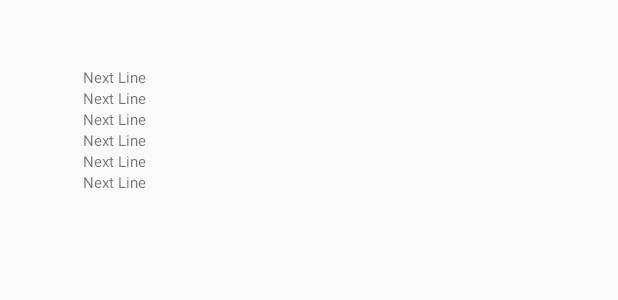
After one commit to AbheriRTB/sunaad, an Android app: the layout fragment_program_details.xml on its own in the app's theme, with its tools: preview values and no code run, on a phone screen of 412 x 824 dp. The commit adds this screen. Shown: the top 300 px of the screen. Run offline under Robolectric (Android 15) with nearby library versions, the phone set to English and light mode, and no system bars.

Commit message:
Multiple changes and additions

```diff
--- a/Sunaad/app/src/main/java/com/abheri/sunaad/dao/Program.java
+++ b/Sunaad/app/src/main/java/com/abheri/sunaad/dao/Program.java
@@ -1,12 +1,16 @@
 package com.abheri.sunaad.dao;
 
+import android.os.Parcelable;
+import android.os.Parcel;
+
+import java.io.Serializable;
 import java.util.Date;
 
 /**
  * Created by prasanna.ramaswamy on 27/10/15.
  */
 
-public class Program {
+public class Program implements Serializable{
     private long id;
     private String title;
     private String details;
@@ -127,4 +131,5 @@ public class Program {
 
         return title;
     }
+
 }
--- /dev/null
+++ b/Sunaad/app/src/main/java/com/abheri/sunaad/view/ProgramDetailsFragment.java
@@ -0,0 +1,61 @@
+package com.abheri.sunaad.view;
+
+
+import android.content.Context;
+import android.content.Intent;
+import android.os.Bundle;
+import android.support.v4.app.Fragment;
+import android.util.Log;
+import android.view.LayoutInflater;
+import android.view.View;
+import android.view.ViewGroup;
+import android.view.animation.Animation;
+import android.view.animation.AnimationUtils;
+import android.webkit.WebView;
+import android.webkit.WebViewClient;
+import android.widget.AdapterView;
+import android.widget.Button;
+import android.widget.LinearLayout;
+import android.widget.TextView;
+import android.widget.ViewAnimator;
+
+import com.abheri.sunaad.R;
+import com.abheri.sunaad.dao.GetDataForHomeFragment;
+import com.abheri.sunaad.dao.Program;
+
+import java.util.Random;
+import java.util.Timer;
+import java.util.TimerTask;
+
+/**
+ * A simple {@link Fragment} subclass.
+ */
+public class ProgramDetailsFragment extends Fragment {
+
+    Context context;
+
+    public ProgramDetailsFragment() {
+        // Required empty public constructor
+        context = getContext();
+    }
+
+
+    @Override
+    public View onCreateView(LayoutInflater inflater, ViewGroup container,
+                             Bundle savedInstanceState) {
+        View rootView = inflater.inflate(R.layout.fragment_program_details, container, false);
+
+        Intent i = getActivity().getIntent();
+        Program prgObj = (Program)i.getExtras().getSerializable("ProgramDetails");
+
+        TextView name = (TextView)rootView.findViewById(R.id.artistName);
+
+
+        name.setText(prgObj.getTitle());
+
+
+
+        return rootView;
+    }
+
+}
--- a/Sunaad/app/src/main/java/com/abheri/sunaad/view/ProgramFragment.java
+++ b/Sunaad/app/src/main/java/com/abheri/sunaad/view/ProgramFragment.java
@@ -1,12 +1,16 @@
 package com.abheri.sunaad.view;
 
 
+import android.app.Activity;
+import android.app.FragmentManager;
 import android.content.Context;
+import android.content.Intent;
 import android.content.res.ColorStateList;
 import android.graphics.Color;
 import android.graphics.drawable.Drawable;
 import android.os.Bundle;
 import android.support.v4.app.Fragment;
+import android.support.v4.app.FragmentTransaction;
 import android.util.Log;
 import android.view.LayoutInflater;
 import android.view.View;
@@ -23,6 +27,7 @@ import com.abheri.sunaad.dao.GetDataForProgramFragment;
 import com.abheri.sunaad.dao.Program;
 import com.abheri.sunaad.dao.RequestTask;
 
+import java.lang.annotation.Target;
 import java.util.List;
 
 /**
@@ -37,6 +42,7 @@ public class ProgramFragment extends Fragment implements HandleServiceResponse{
     ListView listView;
     ProgressBar progressBar;
     TextView errTextView;
+    Activity myActivity;
 
     public ProgramFragment() {
 
@@ -71,6 +77,8 @@ public class ProgramFragment extends Fragment implements HandleServiceResponse{
         RequestTask rt = new RequestTask(this, SunaadViews.PROGRAM);
         rt.execute(Util.getServiceUrl(SunaadViews.PROGRAM));
 
+        final android.support.v4.app.FragmentManager fragmentManager = getFragmentManager();
+        myActivity = getActivity();
 
         //Onclick listener not required for initial implementation
         //Implemented here just for reference
@@ -79,6 +87,8 @@ public class ProgramFragment extends Fragment implements HandleServiceResponse{
             @Override
             public void onItemClick(AdapterView<?> parent, View view, int position,
                                     long id) {
+
+
                 // ListView Clicked item value
                 Program itemValue = (Program) parent.getItemAtPosition(position);
 
@@ -86,6 +96,17 @@ public class ProgramFragment extends Fragment implements HandleServiceResponse{
                         view.getContext(),
                         itemValue.getTitle() + "  Selected...",
                         Toast.LENGTH_SHORT).show();
+
+                Intent prgIntent = new Intent();
+                prgIntent.putExtra("ProgramDetails", itemValue);
+                myActivity.setIntent(prgIntent);
+
+                ProgramDetailsFragment pdf = new ProgramDetailsFragment();
+
+                FragmentTransaction ft = fragmentManager.beginTransaction();
+                ft.replace(R.id.container, pdf);
+                ft.addToBackStack(null);
+                ft.commit();
             }
 
         });
@@ -131,4 +152,5 @@ public class ProgramFragment extends Fragment implements HandleServiceResponse{
     }
 
 
+
 }
--- a/Sunaad/app/src/main/java/com/abheri/sunaad/view/ProgramListAdapter.java
+++ b/Sunaad/app/src/main/java/com/abheri/sunaad/view/ProgramListAdapter.java
@@ -66,6 +66,8 @@ public class ProgramListAdapter extends ArrayAdapter<Program> {
             holder.title = (TextView) v.findViewById(R.id.title);
             holder.description = (TextView) v.findViewById(R.id.description);
             holder.descripton2 = (TextView) v.findViewById(R.id.description2);
+            holder.description3 = (TextView) v.findViewById(R.id.description3);
+
             holder.iv = (ImageView) v.findViewById(R.id.programImageSmall);
 
             v.setTag(holder);
@@ -77,6 +79,7 @@ public class ProgramListAdapter extends ArrayAdapter<Program> {
         String title = currentProgram.getTitle();
         String description = currentProgram.getDetails();
         String description2 = currentProgram.getEventDate().toString();
+        String description3 = currentProgram.getLocation_address();
 
         String uri = "@drawable/subbulakshmi";  // where myresource.png is the file
         // extension removed from the String
@@ -93,13 +96,16 @@ public class ProgramListAdapter extends ArrayAdapter<Program> {
         holder.title.setText(title);
         holder.description.setText(description);
         holder.descripton2.setText(description2);
+        holder.description3.setText(description3);
         holder.iv.setImageDrawable(v.getResources().getDrawable(R.drawable.vocal));
 
         return v;
     }
 
     private static class ViewHolder{
-        TextView title, description, descripton2;
+        TextView title, description, descripton2, description3;
         ImageView iv;
     }
+
+
 }
--- /dev/null
+++ b/Sunaad/app/src/main/res/layout/fragment_program_details.xml
@@ -0,0 +1,131 @@
+<?xml version="1.0" encoding="utf-8"?>
+<TableLayout xmlns:android="http://schemas.android.com/apk/res/android"
+    android:layout_width="match_parent"
+    android:layout_height="match_parent"
+    android:orientation="horizontal">
+
+
+    <TableRow>
+
+        <ImageView
+            android:id="@+id/programImageSmall"
+            android:layout_width="50dp"
+            android:layout_height="50dp"
+            android:contentDescription="ProgramImage"
+            android:layout_gravity="center_vertical"/>
+
+
+        <LinearLayout
+            android:id="@+id/textholder"
+            android:layout_width="wrap_content"
+            android:layout_height="wrap_content"
+            android:layout_weight="5"
+            android:orientation="vertical">
+
+            <TextView
+                android:id="@+id/concert"
+                android:layout_width="wrap_content"
+                android:layout_height="wrap_content"
+                android:layout_marginLeft="5dp"
+                android:layout_marginRight="5dp"
+                android:textSize="12dp"
+                android:textAppearance="?android:attr/textAppearanceLarge" />
+
+            <TextView
+                android:id="@+id/artistName"
+                android:layout_width="wrap_content"
+                android:layout_height="wrap_content"
+                android:layout_alignParentLeft="true"
+                android:layout_alignParentStart="true"
+                android:layout_below="@+id/concert"
+                android:layout_marginLeft="5dp"
+                android:layout_marginRight="5dp"
+                android:textSize="10dp"
+                android:textAppearance="?android:attr/textAppearanceMedium" />
+
+            <TextView
+                android:id="@+id/date"
+                android:layout_width="wrap_content"
+                android:layout_height="wrap_content"
+                android:layout_alignParentLeft="true"
+                android:layout_alignParentStart="true"
+                android:layout_below="@+id/artistName"
+                android:layout_marginLeft="5dp"
+                android:layout_marginRight="5dp"
+                android:textSize="10dp"
+                android:textAppearance="?android:attr/textAppearanceSmall" />
+            <TextView
+                android:id="@+id/time"
+                android:layout_width="wrap_content"
+                android:layout_height="wrap_content"
+                android:layout_alignParentLeft="true"
+                android:layout_alignParentStart="true"
+                android:layout_below="@id/date"
+                android:layout_marginLeft="5dp"
+                android:layout_marginRight="5dp"
+                android:textSize="10dp"
+                android:text="Next Line"
+                android:textAppearance="?android:attr/textAppearanceSmall" />
+            <TextView
+                android:id="@+id/place"
+                android:layout_width="wrap_content"
+                android:layout_height="wrap_content"
+                android:layout_alignParentLeft="true"
+                android:layout_alignParentStart="true"
+                android:layout_below="@id/time"
+                android:layout_marginLeft="5dp"
+                android:layout_marginRight="5dp"
+                android:textSize="10dp"
+                android:text="Next Line"
+                android:textAppearance="?android:attr/textAppearanceSmall" />
+            <TextView
+                android:id="@+id/phNo"
+                android:layout_width="wrap_content"
+                android:layout_height="wrap_content"
+                android:layout_alignParentLeft="true"
+                android:layout_alignParentStart="true"
+                android:layout_below="@id/place"
+                android:layout_marginLeft="5dp"
+                android:layout_marginRight="5dp"
+                android:textSize="10dp"
+                android:text="Next Line"
+                android:textAppearance="?android:attr/textAppearanceSmall" />
+            <TextView
+                android:id="@+id/eateriesYN"
+                android:layout_width="wrap_content"
+                android:layout_height="wrap_content"
+                android:layout_alignParentLeft="true"
+                android:layout_alignParentStart="true"
+                android:layout_below="@id/phNo"
+                android:layout_marginLeft="5dp"
+                android:layout_marginRight="5dp"
+                android:textSize="10dp"
+                android:text="Next Line"
+                android:textAppearance="?android:attr/textAppearanceSmall" />
+            <TextView
+                android:id="@+id/mapco"
+                android:layout_width="wrap_content"
+                android:layout_height="wrap_content"
+                android:layout_alignParentLeft="true"
+                android:layout_alignParentStart="true"
+                android:layout_below="@id/eateriesYN"
+                android:layout_marginLeft="5dp"
+                android:layout_marginRight="5dp"
+                android:textSize="10dp"
+                android:text="Next Line"
+                android:textAppearance="?android:attr/textAppearanceSmall" />
+            <TextView
+                android:id="@+id/parkingYN"
+                android:layout_width="wrap_content"
+                android:layout_height="wrap_content"
+                android:layout_alignParentLeft="true"
+                android:layout_alignParentStart="true"
+                android:layout_below="@id/mapco"
+                android:layout_marginLeft="5dp"
+                android:layout_marginRight="5dp"
+                android:textSize="10dp"
+                android:text="Next Line"
+                android:textAppearance="?android:attr/textAppearanceSmall" />
+        </LinearLayout>
+    </TableRow>
+</TableLayout>
--- a/Sunaad/app/src/main/res/layout/program_list_item.xml
+++ b/Sunaad/app/src/main/res/layout/program_list_item.xml
@@ -54,6 +54,18 @@
                 android:layout_marginRight="5dp"
                 android:textSize="10dp"
                 android:textAppearance="?android:attr/textAppearanceSmall" />
+            <TextView
+                android:id="@+id/description3"
+                android:layout_width="wrap_content"
+                android:layout_height="wrap_content"
+                android:layout_alignParentLeft="true"
+                android:layout_alignParentStart="true"
+                android:layout_below="@id/description2"
+                android:layout_marginLeft="5dp"
+                android:layout_marginRight="5dp"
+                android:textSize="10dp"
+                android:text="Next Line"
+                android:textAppearance="?android:attr/textAppearanceSmall" />
         </LinearLayout>
     </TableRow>
 </TableLayout>
```
